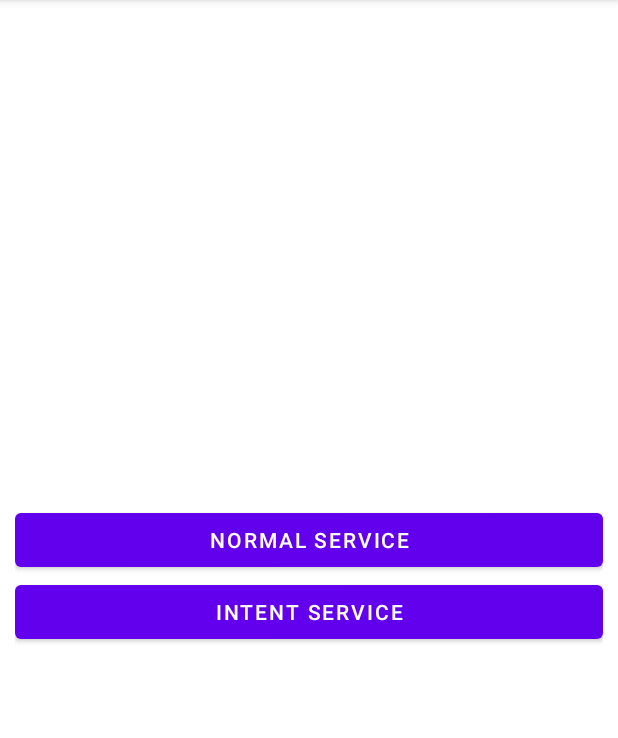
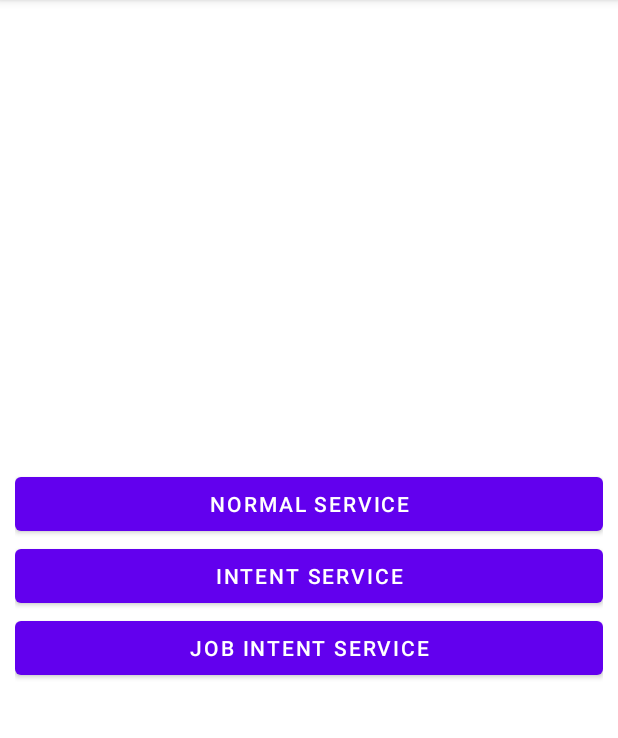
Before and after one commit to devrath/droid-component-services, an Android app: the screen it shows after launch (SelectionActivity), on a phone screen of 412 x 824 dp, the part 84-822 px from its top. Run offline under Robolectric (Android 15) with nearby library versions, the phone set to English and light mode, and no system bars.

Commit message:
added code

```diff
--- a/Application/app/src/main/AndroidManifest.xml
+++ b/Application/app/src/main/AndroidManifest.xml
@@ -34,6 +34,9 @@
             android:label="@string/intent_service"
             android:theme="@style/Theme.Code" />
 
+        <activity android:name=".job_intent_service.JobIntentServiceActivity"
+            android:label="@string/job_intent_service"
+            android:theme="@style/Theme.Code" />
 
     </application>
 
--- a/Application/app/src/main/java/com/droid/sample/SelectionActivity.kt
+++ b/Application/app/src/main/java/com/droid/sample/SelectionActivity.kt
@@ -4,6 +4,7 @@ import androidx.appcompat.app.AppCompatActivity
 import android.os.Bundle
 import com.droid.sample.databinding.ActivityMainBinding
 import com.droid.sample.intent_service.IntentServiceActivity
+import com.droid.sample.job_intent_service.JobIntentServiceActivity
 import com.droid.sample.normal_service.NormalServiceActivity
 import com.droid.sample.utils.extensions.intent.openActivity
 
@@ -23,6 +24,9 @@ class SelectionActivity : AppCompatActivity() {
             intentServiceId.setOnClickListener {
                 openActivity(IntentServiceActivity::class.java)
             }
+            jobIntentServiceId.setOnClickListener {
+                openActivity(JobIntentServiceActivity::class.java)
+            }
         }
     }
 
--- a/Application/app/src/main/res/layout/activity_main.xml
+++ b/Application/app/src/main/res/layout/activity_main.xml
@@ -21,4 +21,10 @@
         android:layout_height="wrap_content"
         android:text="@string/intent_service" />
 
+    <Button
+        android:id="@+id/jobIntentServiceId"
+        android:layout_width="match_parent"
+        android:layout_height="wrap_content"
+        android:text="@string/job_intent_service" />
+
 </LinearLayout>
--- a/Application/app/src/main/res/values/strings.xml
+++ b/Application/app/src/main/res/values/strings.xml
@@ -5,4 +5,5 @@
     <string name="check_service_is_running">Check Service is running</string>
     <string name="stop_service">Stop service</string>
     <string name="intent_service">Intent Service</string>
+    <string name="job_intent_service">Job Intent Service</string>
 </resources>
```
Also changed, not shown: Application/app/src/main/java/com/droid/sample/job_intent_service/JobIntentServiceActivity.kt (+17 -1 lines), Application/app/src/main/res/layout/activity_job_intent_service.xml (+22 -1 lines).
